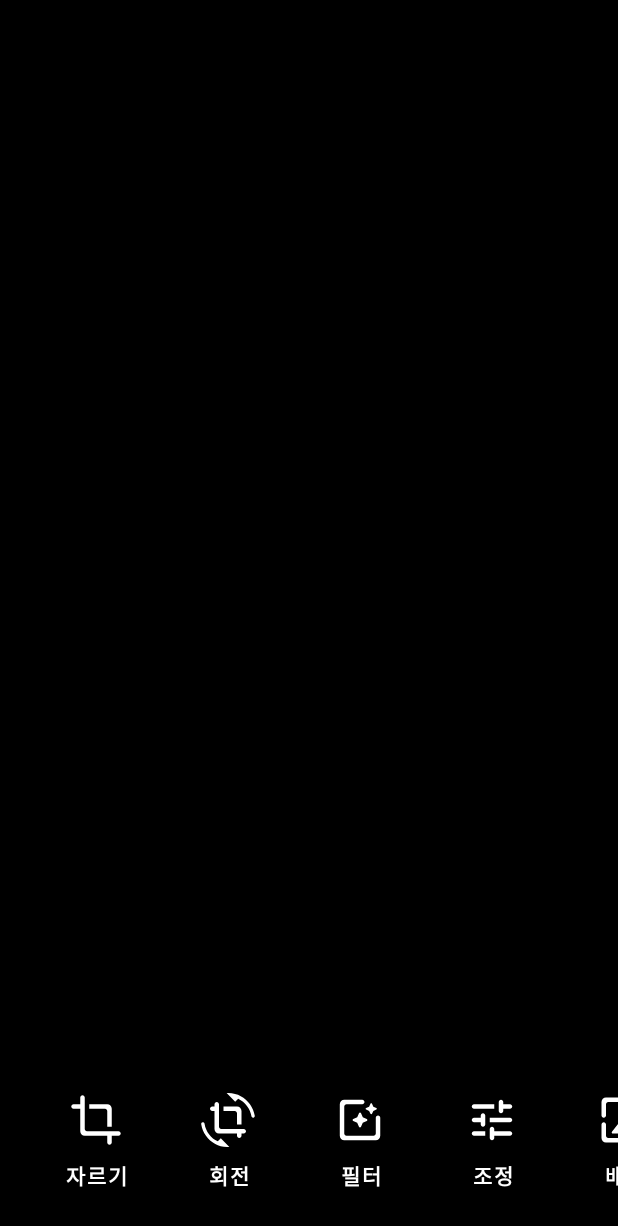
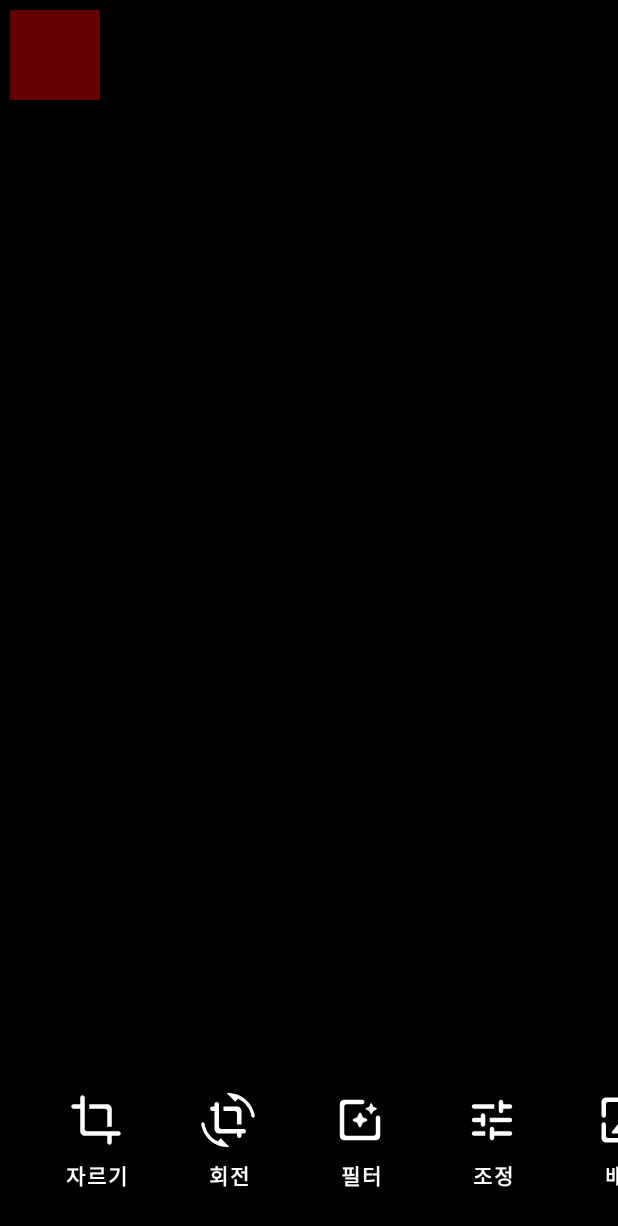
Before and after one commit to ilsoo1221/SwitchCamera, an Android app: the SC_ImageEditActivity screen opened directly, with no data from a screen before it, on a phone screen of 412 x 824 dp. Shown: the top 1226 px of the screen. Run offline under Robolectric (Android 15) with nearby library versions, the phone set to English and light mode, and no system bars; 2 statements that could not run were skipped.

Commit message:
Update SC_ImageEditActivity.java

```diff
--- a/app/src/main/java/com/example/switchcamera/SCActivity/SC_ImageEditActivity.java
+++ b/app/src/main/java/com/example/switchcamera/SCActivity/SC_ImageEditActivity.java
@@ -3,6 +3,9 @@ package com.example.switchcamera.SCActivity;
 import android.content.Context;
 import android.content.Intent;
 import android.graphics.Bitmap;
+import android.graphics.Canvas;
+import android.graphics.Color;
+import android.graphics.Paint;
 import android.graphics.drawable.BitmapDrawable;
 import android.os.Bundle;
 import android.os.PersistableBundle;
@@ -30,8 +33,11 @@ public class SC_ImageEditActivity extends AppCompatActivity {
     private ImageView sc_edit_imageView;
     private FrameLayout buttonGroup;
 
-    private Button cropButton;
+    private Button cropButton, filterButton;
     private SC_ButtonFunction buttonFunction;
+
+
+    private                 ImageView                   testView;
 
 
 
@@ -42,16 +48,29 @@ public class SC_ImageEditActivity extends AppCompatActivity {
         super.onCreate(savedInstanceState);
         setContentView(R.layout.sc_edit_activity);
 
-
-
         sc_edit_imageView = findViewById(R.id.sc_edit_imageview);
         buttonGroup = findViewById(R.id.sc_edit_buttongroup);
 
-        buttonFunction = new SC_ButtonFunction(buttonGroup, getApplicationContext());
+        buttonFunction = new SC_ButtonFunction(buttonGroup, getApplicationContext(), sc_edit_imageView);
 
         cropButton = (Button) findViewById(R.id.edit_crop);
+        filterButton = findViewById(R.id.edit_filter);
 
         setButtonsClickListener();
+
+
+        Bitmap bitmap = Bitmap.createBitmap(SC_MainActivity.ImageWidth, SC_MainActivity.ImageHeight, Bitmap.Config.ARGB_8888);
+        Canvas canvas = new Canvas(bitmap);
+        canvas.drawColor(0);
+
+        Paint paint = new Paint();
+        paint.setColor(Color.RED);
+        paint.setAlpha(100);
+        canvas.drawRect(10, 10, 100, 100, paint);
+
+
+        testView = findViewById(R.id.sc_edit_canvas);
+        testView.setImageBitmap(bitmap);
     }
 
 
@@ -65,6 +84,14 @@ public class SC_ImageEditActivity extends AppCompatActivity {
             }
         });
 
+        filterButton.setOnClickListener(new View.OnClickListener(){
+
+            @Override
+            public void onClick(View view) {
+                System.out.println("filter click");
+                buttonFunction.filterButtonClick();
+            }
+        });
 
 
 
@@ -76,9 +103,6 @@ public class SC_ImageEditActivity extends AppCompatActivity {
     protected void onStart() {
         super.onStart();
 
-
-        System.out.println(SC_MainActivity.ImageWidth + ", " + SC_MainActivity.ImageHeight);
-
         Intent intent = getIntent();
         if(intent.getStringExtra("from").equals("gallery")) {
             Bitmap bitmap = null;
@@ -89,8 +113,8 @@ public class SC_ImageEditActivity extends AppCompatActivity {
                                 SC_MainActivity.galleryUri
                 );
                 resultBitmap = resizeBitmapImage(bitmap, SC_MainActivity.ImageWidth, SC_MainActivity.ImageHeight);
+                buttonFunction.setmBitmap(resultBitmap);
                 sc_edit_imageView.setImageBitmap(resultBitmap);
-                System.out.println("result : " + resultBitmap.getWidth() + " , " + resultBitmap.getHeight());
 
             } catch (IOException e) {
                 e.printStackTrace();
@@ -99,8 +123,8 @@ public class SC_ImageEditActivity extends AppCompatActivity {
         else if(intent.getStringExtra("from").equals("camera")) {
             Bitmap resultBitmap
                     = resizeBitmapImage(SC_MainActivity.capturedBitmap, SC_MainActivity.ImageWidth, SC_MainActivity.ImageHeight);
+            buttonFunction.setmBitmap(resultBitmap);
             sc_edit_imageView.setImageBitmap(resultBitmap);
-            System.out.println("result : " + resultBitmap.getWidth() + " , " + resultBitmap.getHeight());
         }
     }
 
```
